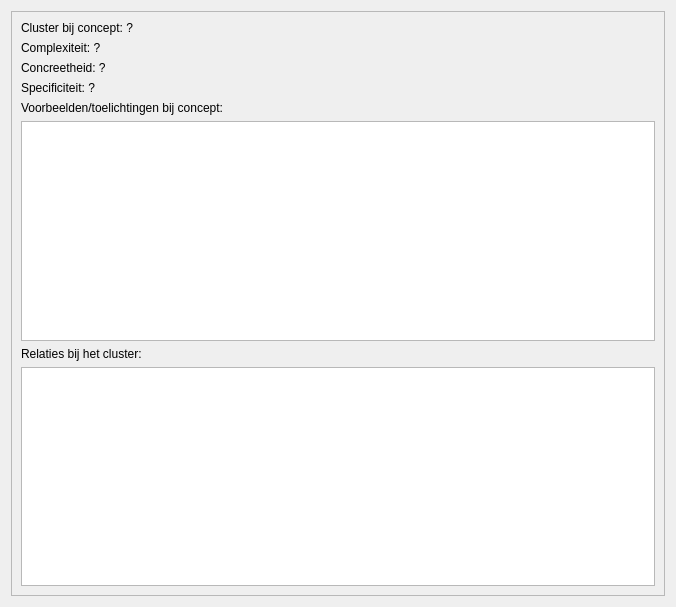
richelbilderbeek/ProjectRichelBilderbeek, file Projects/ProjectBrainweaver/qtpvdbratedconceptwidget.ui: the form before one commit.
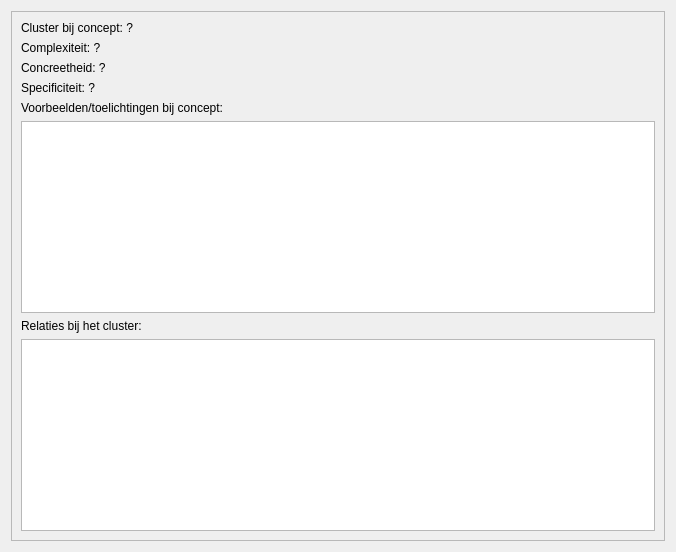
The form after the commit.

The edit to the form file:
```diff
--- a/Projects/ProjectBrainweaver/qtpvdbratedconceptwidget.ui
+++ b/Projects/ProjectBrainweaver/qtpvdbratedconceptwidget.ui
@@ -7,9 +7,15 @@
     <x>0</x>
     <y>0</y>
     <width>676</width>
-    <height>607</height>
+    <height>310</height>
    </rect>
   </property>
+  <property name="sizePolicy">
+   <sizepolicy hsizetype="Preferred" vsizetype="Preferred">
+    <horstretch>0</horstretch>
+    <verstretch>0</verstretch>
+   </sizepolicy>
+  </property>
   <property name="windowTitle">
    <string>Dialog</string>
   </property>
@@ -63,11 +69,17 @@
       </item>
       <item>
        <widget class="QListWidget" name="list_concept_examples">
+        <property name="sizePolicy">
+         <sizepolicy hsizetype="Expanding" vsizetype="Fixed">
+          <horstretch>0</horstretch>
+          <verstretch>0</verstretch>
+         </sizepolicy>
+        </property>
         <property name="verticalScrollBarPolicy">
-         <enum>Qt::ScrollBarAlwaysOff</enum>
+         <enum>Qt::ScrollBarAsNeeded</enum>
         </property>
         <property name="horizontalScrollBarPolicy">
-         <enum>Qt::ScrollBarAlwaysOff</enum>
+         <enum>Qt::ScrollBarAsNeeded</enum>
         </property>
         <property name="resizeMode">
          <enum>QListView::Adjust</enum>
@@ -86,8 +98,14 @@
       </item>
       <item>
        <widget class="QListWidget" name="list_cluster_relations">
+        <property name="sizePolicy">
+         <sizepolicy hsizetype="Expanding" vsizetype="Fixed">
+          <horstretch>0</horstretch>
+          <verstretch>0</verstretch>
+         </sizepolicy>
+        </property>
         <property name="verticalScrollBarPolicy">
-         <enum>Qt::ScrollBarAlwaysOff</enum>
+         <enum>Qt::ScrollBarAsNeeded</enum>
         </property>
         <property name="horizontalScrollBarPolicy">
          <enum>Qt::ScrollBarAlwaysOff</enum>
```
